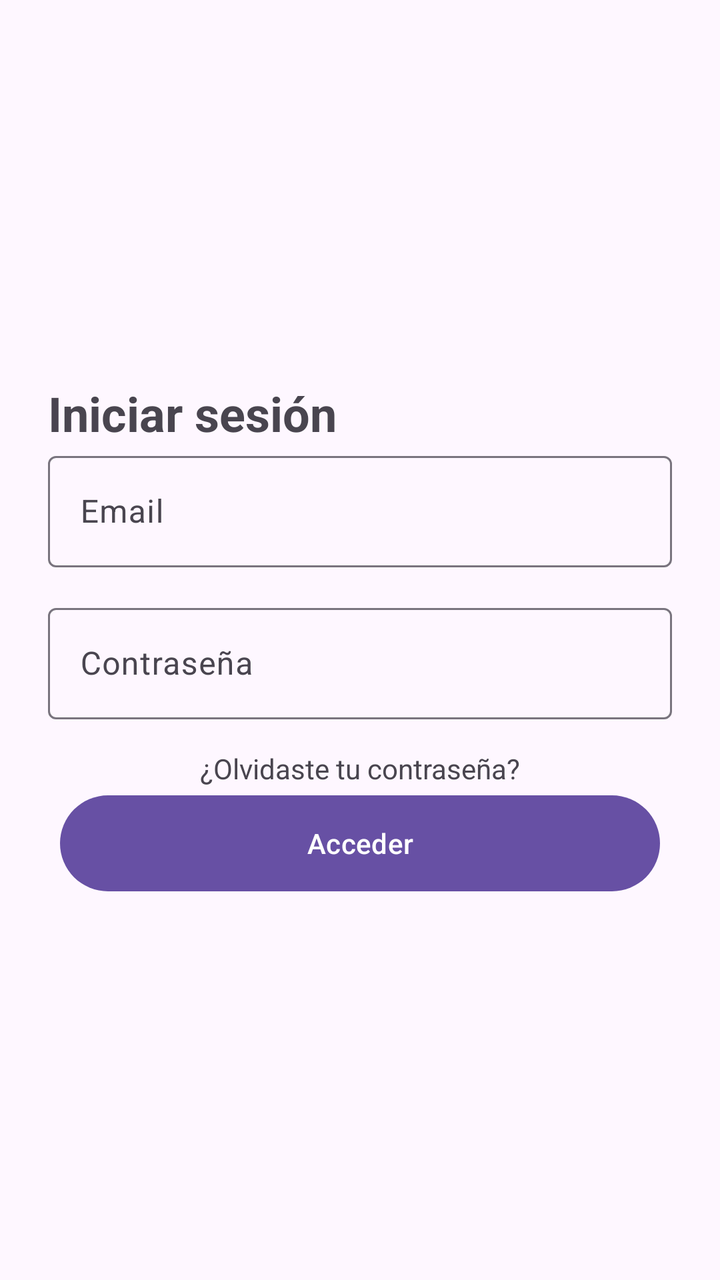
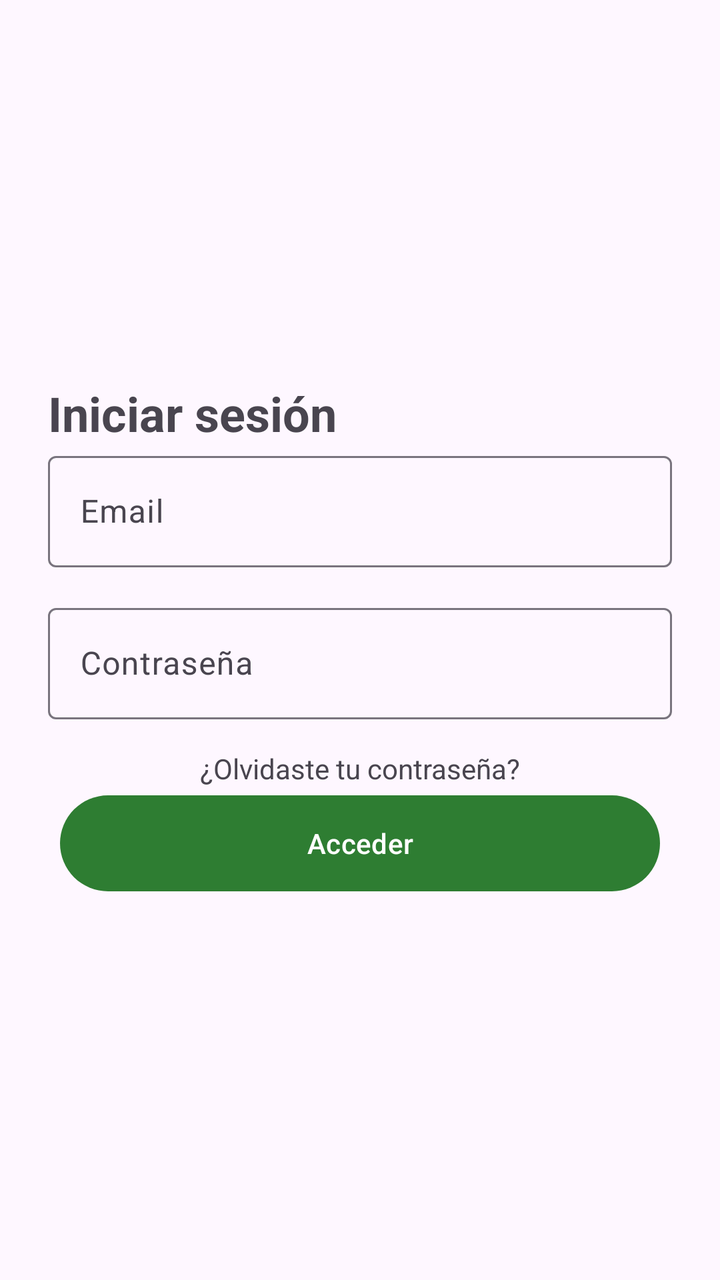

Two renders of the same Android screen: before a commit and after it. Below are the layout's source before the change and the commit's diff.
<!-- AndroidManifest.xml: application theme Theme.CestaFamiliar -->
<!-- res/layout/activity_login_error.xml -->
<?xml version="1.0" encoding="utf-8"?>
<LinearLayout xmlns:android="http://schemas.android.com/apk/res/android"
    xmlns:app="http://schemas.android.com/apk/res-auto"
    android:id="@+id/layout_login_error"
    android:layout_width="match_parent"
    android:layout_height="match_parent"
    android:layout_gravity="end"
    android:gravity="center"
    android:orientation="vertical"
    android:padding="24dp">

    <TextView
        android:id="@+id/tv_titulo"
        android:layout_width="match_parent"
        android:layout_height="wrap_content"
        android:text="@string/title_iniciar_sesion"
        android:textSize="24sp"
        android:textStyle="bold" />

    <com.google.android.material.textfield.TextInputLayout
        android:id="@+id/til_email"
        android:layout_width="match_parent"
        android:layout_height="76dp"
        app:errorEnabled="true"
        app:hintAnimationEnabled="false">

        <com.google.android.material.textfield.TextInputEditText
            android:id="@+id/et_email"
            android:layout_width="match_parent"
            android:layout_height="wrap_content"
            android:hint="@string/hint_email"
            android:inputType="textEmailAddress" />
    </com.google.android.material.textfield.TextInputLayout>

    <com.google.android.material.textfield.TextInputLayout
        android:id="@+id/til_password"
        android:layout_width="match_parent"
        android:layout_height="76dp"
        app:errorContentDescription="@string/error_credenciales"
        app:errorEnabled="true"
        app:hintAnimationEnabled="false">

        <com.google.android.material.textfield.TextInputEditText
            android:id="@+id/et_password"
            android:layout_width="match_parent"
            android:layout_height="wrap_content"
            android:hint="@string/hint_password"
            android:inputType="textPassword" />
    </com.google.android.material.textfield.TextInputLayout>

    <TextView
        android:id="@+id/tv_recuperar_contrasena"
        android:layout_width="match_parent"
        android:layout_height="19dp"
        android:text="@string/link_olvidaste_pass"
        android:textAlignment="center" />

    <Button
        android:id="@+id/btn_acceder"
        android:layout_width="300dp"
        android:layout_height="56dp"
        android:text="@string/btn_acceder" />

</LinearLayout>
<!-- resources referenced by this layout -->
<resources>
  <string name="btn_acceder">Acceder</string>
  <string name="error_credenciales">Correo o contraseña incorrectos</string>
  <string name="hint_email">Email</string>
  <string name="hint_password">Contraseña</string>
  <string name="link_olvidaste_pass">¿Olvidaste tu contraseña?</string>
  <string name="title_iniciar_sesion">Iniciar sesión</string>
  <style name="Theme.CestaFamiliar" parent="Base.Theme.CestaFamiliar" />
  <style name="Base.Theme.CestaFamiliar" parent="Theme.Material3.DayNight.NoActionBar">
          
          
      </style>
</resources>

<!-- the commit's change to res/layout/activity_login_error.xml (unified diff, before → after) -->
@@ -55,10 +55,12 @@
         android:text="@string/link_olvidaste_pass"
         android:textAlignment="center" />
 
-    <Button
+    <com.google.android.material.button.MaterialButton
         android:id="@+id/btn_acceder"
         android:layout_width="300dp"
         android:layout_height="56dp"
-        android:text="@string/btn_acceder" />
+        android:text="@string/btn_acceder"
+        app:backgroundTint="@color/green_primary"
+        app:rippleColor="@color/green_ripple" />
 
 </LinearLayout>
<!-- resource entries referenced after the edit -->
@@ -1,5 +1,7 @@
 <!-- resources referenced by this layout -->
 <resources>
+  <color name="green_primary">#2E7D32</color>
+  <color name="green_ripple">#4D2E7D32</color>
   <string name="btn_acceder">Acceder</string>
   <string name="error_credenciales">Correo o contraseña incorrectos</string>
   <string name="hint_email">Email</string>
@@ -9,7 +11,18 @@
   <style name="Theme.CestaFamiliar" parent="Base.Theme.CestaFamiliar" />
   <style name="Base.Theme.CestaFamiliar" parent="Theme.Material3.DayNight.NoActionBar">
           
-          
+          <item name="colorPrimary">@color/green_primary</item>
+          <item name="colorOnPrimary">@color/green_on_primary</item>
+          <item name="colorPrimaryContainer">@color/green_primary_container</item>
+          <item name="colorOnPrimaryContainer">@color/green_on_primary_container</item>
+          <item name="colorSecondary">@color/green_secondary</item>
+          <item name="colorOnSecondary">@color/green_on_secondary</item>
+          <item name="colorControlHighlight">@color/green_ripple</item>
       </style>
+  <color name="green_on_primary">#FFFFFF</color>
+  <color name="green_primary_container">#DCEDC8</color>
+  <color name="green_on_primary_container">#1B5E20</color>
+  <color name="green_secondary">#43A047</color>
+  <color name="green_on_secondary">#FFFFFF</color>
 </resources>
 
